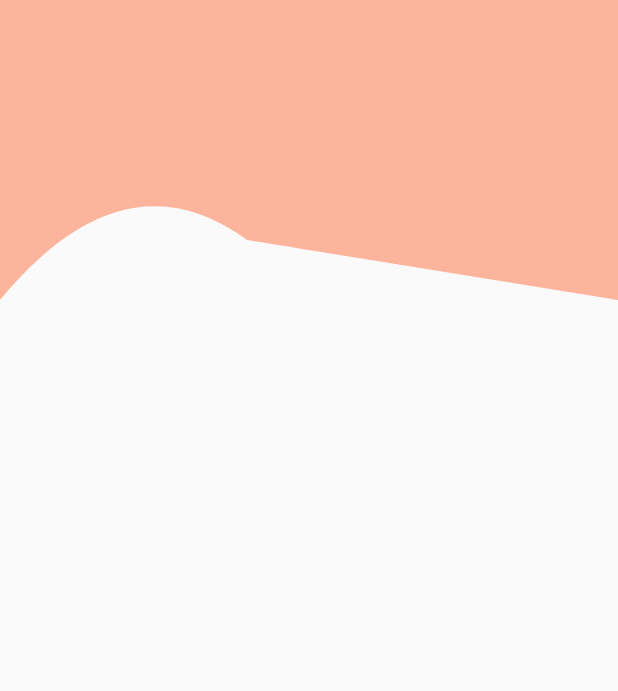
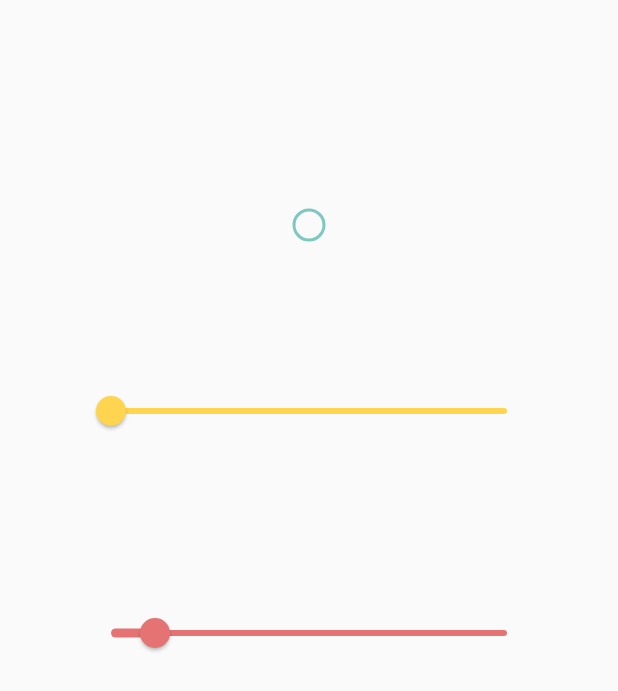
Before and after one commit to glULTRA/mysocial, a Flutter app: the screen it shows after launch, on a phone screen of 412 x 824 dp. Shown: the top 691 px of the screen. Run offline on Flutter 3.47's test engine with Material 2 defaults, Android fonts, the phone set to English and light mode, and no system bars; our stand-ins replace flutter_spinkit.

Commit message:
Added Circle Shape

```diff
--- a/lib/screens/authenticate/login.dart
+++ b/lib/screens/authenticate/login.dart
@@ -2,7 +2,7 @@ import 'package:flutter/cupertino.dart';
 import 'package:flutter/material.dart';
 import 'package:flutter/src/foundation/key.dart';
 import 'package:flutter/src/widgets/framework.dart';
-import 'package:mysocial/shared/wave_clipper.dart';
+import 'package:mysocial/shared/shapes/Circle.dart';
 
 class Login extends StatefulWidget {
   const Login({Key? key}) : super(key: key);
@@ -12,22 +12,54 @@ class Login extends StatefulWidget {
 }
 
 class _LoginState extends State<Login> {
+  var radius = 10.0;
+  var stroke = 2.0;
   @override
   Widget build(BuildContext context) {
     return SafeArea(
       child: Scaffold(
         body: Container(
-          child: Stack(
+          padding: EdgeInsets.all(50.0),
+          child: Column(
             children: [
+              SizedBox(height: 100.0),
               Opacity(
                 opacity: 0.5,
-                child: ClipPath(
-                  clipper: WaveClipper(number_of_curve: 3),
-                  child: Container(
-                    color: Colors.deepOrangeAccent,
-                    height: 200.0,
+                child: CustomPaint(
+                  painter: Circle(
+                    radius: radius,
+                    stroke: stroke,
                   ),
+                  child: Container(),
                 ),
+              ),
+              SizedBox(height: 100.0),
+              Slider(
+                value: radius,
+                min: 10,
+                max: 100,
+                activeColor: Colors.amber[300],
+                inactiveColor: Colors.amber[300],
+                onChanged: (value) {
+                  setState(() {
+                    radius = value;
+                  });
+                },
+                label: "Radius",
+              ),
+              SizedBox(height: 100.0),
+              Slider(
+                value: stroke,
+                min: 1.0,
+                max: 10.0,
+                activeColor: Colors.red[300],
+                inactiveColor: Colors.red[300],
+                onChanged: (value) {
+                  setState(() {
+                    stroke = value;
+                  });
+                },
+                label: "Stroke",
               ),
             ],
           ),
--- /dev/null
+++ b/lib/shared/shapes/Circle.dart
@@ -0,0 +1,23 @@
+import 'package:flutter/material.dart';
+
+class Circle extends CustomPainter {
+  double radius;
+  double stroke;
+
+  Circle({this.radius = 10.0, this.stroke = 2.0});
+
+  @override
+  void paint(Canvas canvas, Size size) {
+    var paint = Paint()
+      ..color = Colors.teal
+      ..strokeWidth = stroke
+      ..strokeCap = StrokeCap.round
+      ..style = PaintingStyle.stroke;
+
+    Offset center = Offset(size.width / 2, size.height / 2);
+    canvas.drawCircle(center, radius, paint);
+  }
+
+  @override
+  bool shouldRepaint(Circle oldDelegate) => false;
+}
--- a/lib/shared/wave_clipper.dart
+++ /dev/null
@@ -1,39 +0,0 @@
-import 'package:flutter/material.dart';
-
-class WaveClipper extends CustomClipper<Path> {
-  final int? number_of_curve;
-  WaveClipper({this.number_of_curve});
-  @override
-  Path getClip(Size size) {
-    // Making a new path.
-    Path path = new Path();
-
-    // Start drawing path from 0 to height.
-    path.lineTo(0.0, size.height);
-
-    // First Quadratic beziar curve.
-    var firstStart = Offset(size.width / 5.0, size.height - 100);
-    var firstEnd = Offset(size.width / 2.50,
-        size.height - 40); // Size.width = To the end of the screen
-
-    path.quadraticBezierTo(
-        firstStart.dx, firstStart.dy, firstEnd.dx, firstEnd.dy);
-
-    var secondStart = Offset(size.width / 2.50, size.height - 40);
-    var secondEnd = Offset(size.width, size.height);
-    path.quadraticBezierTo(
-        secondStart.dx, secondStart.dy, secondEnd.dx, secondEnd.dy);
-
-
-    path.lineTo(size.width, 0);
-    path.close();
-
-    return path;
-  }
-
-  @override
-  bool shouldReclip(covariant CustomClipper<Path> oldClipper) {
-    // TODO: implement shouldReclip
-    throw UnimplementedError();
-  }
-}
```
